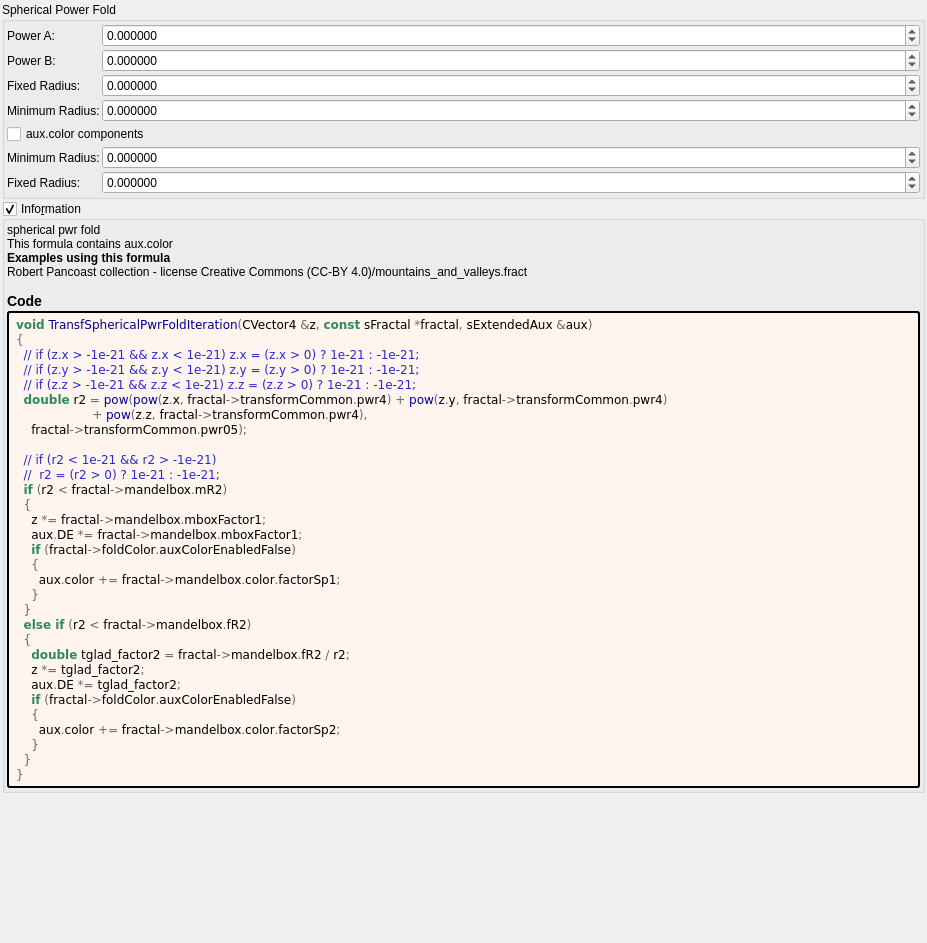
This is mandelbulber2/formula/ui/transf_spherical_pwr_fold.ui in buddhi1980/mandelbulber2 as Qt 5 draws it before an edit. The edited form follows.
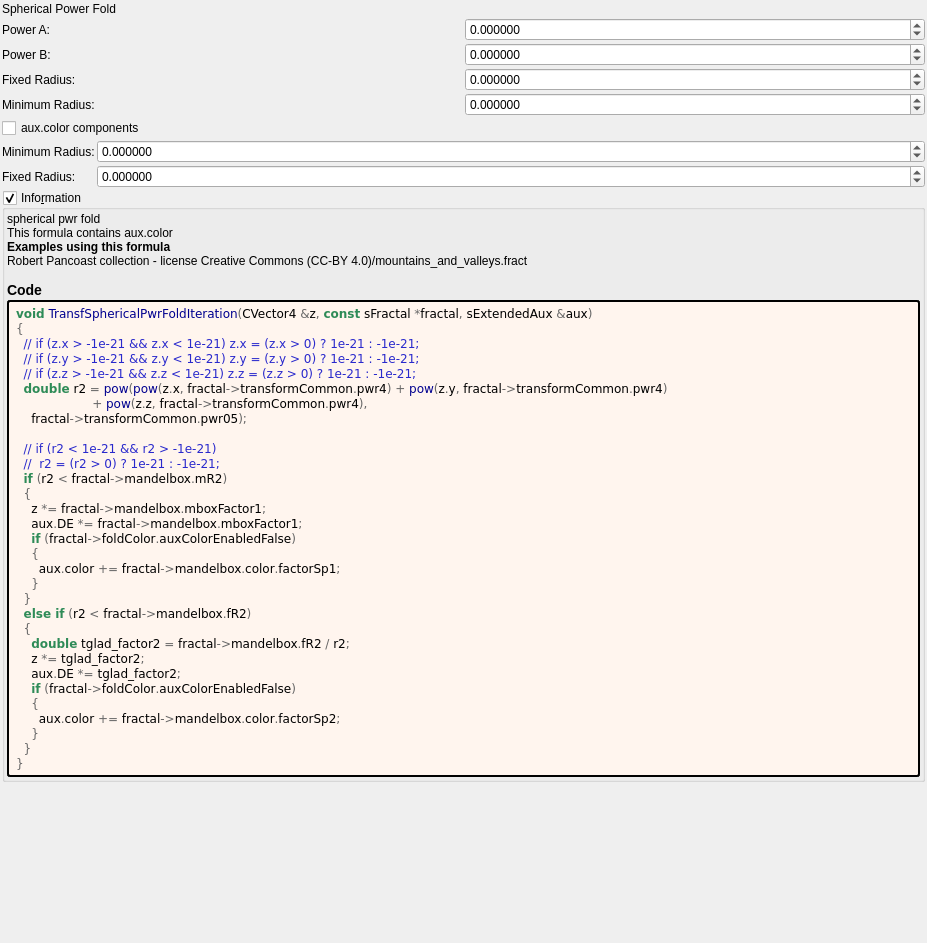
This is the edited form. Custom widgets are drawn as their Qt base class.

Patch:
```diff
--- a/mandelbulber2/formula/ui/transf_spherical_pwr_fold.ui
+++ b/mandelbulber2/formula/ui/transf_spherical_pwr_fold.ui
@@ -30,34 +30,24 @@
     <number>2</number>
    </property>
    <item>
-    <widget class="QGroupBox" name="groupBox">
-     <property name="title">
+    <widget class="QLabel" name="label_359">
+     <property name="text">
       <string>Spherical Power Fold</string>
      </property>
-     <property name="checkable">
-      <bool>false</bool>
-     </property>
-     <layout class="QVBoxLayout" name="verticalLayout_12" stretch="0,0">
-      <property name="spacing">
-       <number>2</number>
-      </property>
-      <property name="leftMargin">
-       <number>2</number>
-      </property>
-      <property name="topMargin">
-       <number>2</number>
-      </property>
-      <property name="rightMargin">
-       <number>2</number>
-      </property>
-      <property name="bottomMargin">
-       <number>2</number>
-      </property>
+    </widget>
+   </item>
       <item>
-       <layout class="QGridLayout" name="gridLayout_15" columnstretch="0,1">
+    <layout class="QGridLayout" name="gridLayout_15" columnstretch="0,0">
         <property name="spacing">
          <number>2</number>
         </property>
+     <item row="1" column="0">
+      <widget class="QLabel" name="label_355">
+       <property name="text">
+        <string>Power B:</string>
+       </property>
+      </widget>
+     </item>
         <item row="0" column="0">
          <widget class="QLabel" name="label_358">
           <property name="text">
@@ -93,15 +83,8 @@
           </property>
          </widget>
         </item>
-        <item row="3" column="0">
-         <widget class="QLabel" name="label_9">
-          <property name="text">
-           <string>Minimum Radius:</string>
-          </property>
-         </widget>
-        </item>
-        <item row="3" column="1">
-         <widget class="MyDoubleSpinBox" name="spinbox_mandelbox_folding_min_radius">
+     <item row="2" column="1">
+      <widget class="MyDoubleSpinBox" name="spinbox_mandelbox_folding_fixed_radius">
           <property name="sizePolicy">
            <sizepolicy hsizetype="Minimum" vsizetype="Maximum">
             <horstretch>0</horstretch>
@@ -135,13 +118,6 @@
           </property>
          </widget>
         </item>
-        <item row="1" column="0">
-         <widget class="QLabel" name="label_355">
-          <property name="text">
-           <string>Power B:</string>
-          </property>
-         </widget>
-        </item>
         <item row="1" column="1">
          <widget class="MyDoubleSpinBox" name="spinbox_transf_pwr_05">
           <property name="sizePolicy">
@@ -170,8 +146,8 @@
           </property>
          </widget>
         </item>
-        <item row="2" column="1">
-         <widget class="MyDoubleSpinBox" name="spinbox_mandelbox_folding_fixed_radius">
+     <item row="3" column="1">
+      <widget class="MyDoubleSpinBox" name="spinbox_mandelbox_folding_min_radius">
           <property name="sizePolicy">
            <sizepolicy hsizetype="Minimum" vsizetype="Maximum">
             <horstretch>0</horstretch>
@@ -198,6 +174,13 @@
           </property>
          </widget>
         </item>
+     <item row="3" column="0">
+      <widget class="QLabel" name="label_9">
+       <property name="text">
+        <string>Minimum Radius:</string>
+       </property>
+      </widget>
+     </item>
        </layout>
       </item>
       <item>
@@ -283,9 +266,6 @@
          </widget>
         </item>
        </layout>
-      </item>
-     </layout>
-    </widget>
    </item>
    <item>
     <widget class="MyGroupBox" name="groupCheck_info">
```
Lines whose indentation alone changed are shown as unchanged.
